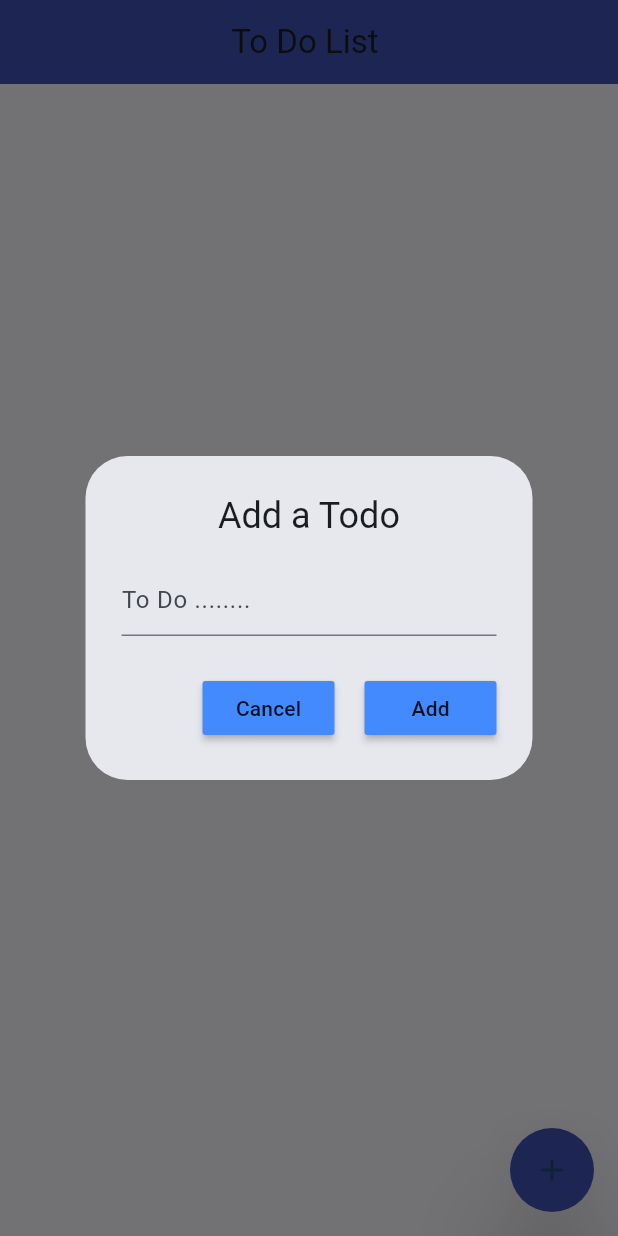
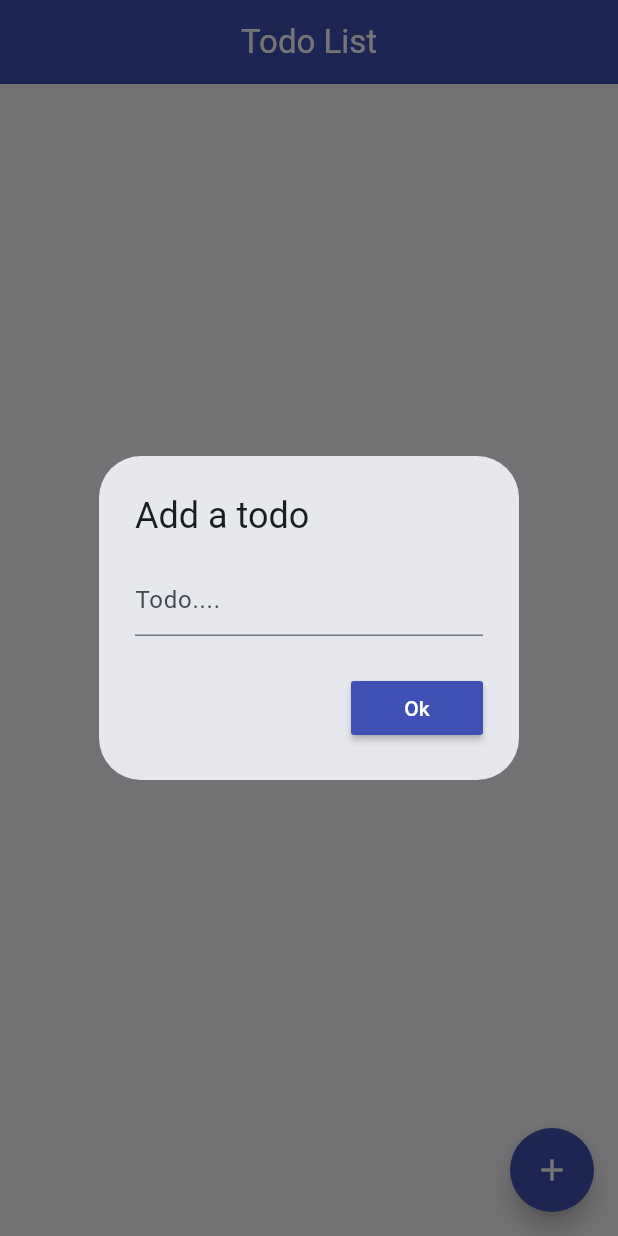
Before and after one commit to rn-byte/to_do, a Flutter app: the screen it shows after launch, after a tap on the "add" icon, on a phone screen of 412 x 824 dp. Run offline on Flutter 3.47's test engine with Material 3 defaults, Android fonts, the phone set to English and light mode, and no system bars; our stand-ins replace cloud_firestore, firebase_core; accounts and stored records are empty.

Commit message:
model class, new home page and some more chnges added

```diff
--- a/lib/main.dart
+++ b/lib/main.dart
@@ -2,14 +2,13 @@ import 'package:cloud_firestore/cloud_firestore.dart';
 import 'package:firebase_core/firebase_core.dart';
 import 'package:flutter/material.dart';
 import 'package:to_do_app/firebase_options.dart';
-import 'package:to_do_app/pages/home.dart';
+import 'package:to_do_app/pages/home_page.dart';
 
 void main() async {
   WidgetsFlutterBinding.ensureInitialized();
   await Firebase.initializeApp(
     options: DefaultFirebaseOptions.currentPlatform,
   );
-  //this helps in caching the data for faster access
   FirebaseFirestore.instance.settings = const Settings(
     persistenceEnabled: true,
   );
@@ -22,16 +21,21 @@ class MyApp extends StatelessWidget {
   @override
   Widget build(BuildContext context) {
     return MaterialApp(
+      title: 'ToDo',
+      debugShowCheckedModeBanner: false,
       darkTheme: ThemeData.dark(),
       theme: ThemeData(
         colorScheme: ColorScheme.fromSeed(
-          seedColor: const Color.fromRGBO(210, 224, 251, 1),
+          seedColor: const Color.fromRGBO(
+            210,
+            224,
+            251,
+            1,
+          ),
         ),
         useMaterial3: true,
       ),
-      title: 'To Do App',
-      debugShowCheckedModeBanner: false,
-      home: const HomePage(),
+      home: const HomePage1(),
     );
   }
 }
--- a/lib/models/to_do_model.dart
+++ b/lib/models/to_do_model.dart
@@ -1,15 +1,46 @@
 import 'package:cloud_firestore/cloud_firestore.dart';
 
-class ToDo {
+class ToDos {
   String task;
   bool isDone;
   Timestamp createdOn;
   Timestamp updatedOn;
 
-  ToDo({
+  ToDos({
     required this.task,
     required this.isDone,
     required this.createdOn,
     required this.updatedOn,
   });
+  // Named constructor to create a ToDo instance from a JSON object
+  ToDos.fromJson(Map<String, Object?> json)
+      : this(
+          task: json['task']! as String,
+          isDone: json['isDone']! as bool,
+          createdOn: json['createdOn']! as Timestamp,
+          updatedOn: json['updatedOn']! as Timestamp,
+        );
+
+  ToDos copyWith({
+    String? task,
+    bool? isDone,
+    Timestamp? createdOn,
+    Timestamp? updatedOn,
+  }) {
+    return ToDos(
+      task: task ?? this.task,
+      isDone: isDone ?? this.isDone,
+      createdOn: createdOn ?? this.createdOn,
+      updatedOn: updatedOn ?? this.updatedOn,
+    );
+  }
+
+  Map<String, Object?> toJson() {
+    return {
+      'task': task,
+      'isDone': isDone,
+      'createdOn': createdOn,
+      'updatedOn': updatedOn,
+    };
+  }
 }
--- /dev/null
+++ b/lib/pages/home_page.dart
@@ -0,0 +1,206 @@
+import 'package:cloud_firestore/cloud_firestore.dart';
+import 'package:flutter/material.dart';
+import 'package:intl/intl.dart';
+
+import '../models/to_do_model.dart';
+import '../services/database_services.dart';
+
+class HomePage1 extends StatefulWidget {
+  const HomePage1({super.key});
+
+  @override
+  State<HomePage1> createState() => _HomePage1State();
+}
+
+class _HomePage1State extends State<HomePage1> {
+  final TextEditingController _textEditingController = TextEditingController();
+  String taskName = '';
+  final _formKey = GlobalKey<FormState>();
+
+  final DatabaseService _databaseService = DatabaseService();
+
+  @override
+  Widget build(BuildContext context) {
+    return Scaffold(
+      resizeToAvoidBottomInset: false,
+      appBar: _appBar(),
+      body: _buildUI(),
+      floatingActionButton: FloatingActionButton(
+        onPressed: _displayTextInputDialog,
+        shape: RoundedRectangleBorder(borderRadius: BorderRadius.circular(30)),
+        backgroundColor: Colors.indigo,
+        child: const Icon(
+          Icons.add,
+          color: Colors.white,
+        ),
+      ),
+    );
+  }
+
+  PreferredSizeWidget _appBar() {
+    return AppBar(
+      backgroundColor: Colors.indigo,
+      centerTitle: true,
+      title: const Text(
+        "Todo List",
+        style: TextStyle(
+          color: Colors.white,
+        ),
+      ),
+    );
+  }
+
+  Widget _buildUI() {
+    return SafeArea(
+        child: Column(
+      children: [
+        _messagesListView(),
+      ],
+    ));
+  }
+
+  Widget _messagesListView() {
+    return SizedBox(
+      height: MediaQuery.of(context).size.height * 0.80,
+      width: MediaQuery.of(context).size.width,
+      child: StreamBuilder(
+        stream: _databaseService.getTodo(),
+        builder: (context, snapshot) {
+          List todos = snapshot.data?.docs ?? [];
+          if (todos.isEmpty) {
+            return const Center(
+              child: Text("Add a todo!"),
+            );
+          }
+          return ListView.builder(
+            itemCount: todos.length,
+            itemBuilder: (context, index) {
+              ToDos todo = todos[index].data();
+              String todoId = todos[index].id;
+              return Padding(
+                padding: const EdgeInsets.symmetric(
+                  vertical: 5,
+                  horizontal: 10,
+                ),
+                child: Dismissible(
+                  key: Key(todoId),
+                  onDismissed: (direction) {
+                    _databaseService.deleteTodo(todoId);
+                    ScaffoldMessenger.of(context).showSnackBar(
+                      SnackBar(
+                        duration: const Duration(seconds: 2),
+                        content: Text(
+                          'Task "${todo.task.toString()}" deleted',
+                        ),
+                        backgroundColor: Colors.grey,
+                      ),
+                    );
+                    // if (direction == DismissDirection.startToEnd ||
+                    //     direction == DismissDirection.endToStart) {
+                    //   _databaseService.deleteTodo(todoId);
+                    // }
+                  },
+                  background: const Card(
+                    color: Colors.red,
+                    child: Center(child: Text('Delete')),
+                  ),
+                  secondaryBackground: const Card(
+                    color: Colors.red,
+                    child: Center(child: Text('Delete')),
+                  ),
+                  child: Card(
+                    // color: Theme.of(context).colorScheme.primaryContainer,
+                    shape: RoundedRectangleBorder(
+                        borderRadius: BorderRadius.circular(20)),
+                    elevation: 10,
+                    child: ListTile(
+                      shape: RoundedRectangleBorder(
+                          borderRadius: BorderRadius.circular(20)),
+                      //tileColor: Theme.of(context).colorScheme.primaryContainer,
+                      title: Text(
+                        todo.task,
+                        style: TextStyle(
+                            decoration: todo.isDone
+                                ? TextDecoration.lineThrough
+                                : TextDecoration.none,
+                            decorationThickness: 3),
+                      ),
+                      subtitle: Text(
+                        'Created on: ${DateFormat("MMM d, y h:mm a").format(todo.createdOn.toDate())} Updated On : ${DateFormat("MMM d, y h:mm a").format(todo.updatedOn.toDate())}',
+                        style: const TextStyle(fontSize: 11),
+                      ),
+                      trailing: Checkbox(
+                        value: todo.isDone,
+                        onChanged: (value) {
+                          ToDos updatedTodo = todo.copyWith(
+                              isDone: !todo.isDone, updatedOn: Timestamp.now());
+                          _databaseService.updateTodo(todoId, updatedTodo);
+                        },
+                      ),
+                    ),
+                  ),
+                ),
+              );
+            },
+          );
+        },
+      ),
+    );
+  }
+
+  void _displayTextInputDialog() async {
+    return showDialog(
+      context: context,
+      builder: (context) {
+        return AlertDialog(
+          title: const Text(
+            'Add a todo',
+            //textAlign: TextAlign.center,
+          ),
+          content: Form(
+            key: _formKey,
+            child: TextFormField(
+              controller: _textEditingController,
+              decoration: const InputDecoration(
+                hintText: "Todo....",
+              ),
+              validator: (value) {
+                if (value.toString().isEmpty) {
+                  return 'Field cannot be empty';
+                } else {
+                  return null;
+                }
+              },
+              onSaved: (newValue) {
+                taskName = newValue.toString();
+              },
+            ),
+          ),
+          actions: <Widget>[
+            MaterialButton(
+              color: Colors.indigo,
+              textColor: Colors.white,
+              child: const Text('Ok'),
+              onPressed: () {
+                final isValid = _formKey.currentState!.validate();
+                if (isValid) {
+                  _formKey.currentState!.save();
+                  ToDos todo = ToDos(
+                      task: taskName.toString(),
+                      isDone: false,
+                      createdOn: Timestamp.now(),
+                      updatedOn: Timestamp.now());
+                  _databaseService.addTodo(todo);
+                  Navigator.pop(context);
+                  _textEditingController.clear();
+                } else {
+                  debugPrint('Error in provided value');
+                }
+              },
+            ),
+          ],
+        );
+      },
+    );
+  }
+}
--- /dev/null
+++ b/lib/services/database_services.dart
@@ -0,0 +1,33 @@
+import 'package:cloud_firestore/cloud_firestore.dart';
+import 'package:to_do_app/models/to_do_model.dart';
+
+const String toDoCollRef = "todo";
+
+class DatabaseService {
+  final _firestore = FirebaseFirestore.instance;
+
+  late final CollectionReference _toDoRef;
+  DatabaseService() {
+    _toDoRef = _firestore.collection(toDoCollRef).withConverter<ToDos>(
+        fromFirestore: (snapshots, _) => ToDos.fromJson(
+              snapshots.data()!,
+            ),
+        toFirestore: (todo, _) => todo.toJson());
+  }
+
+  Stream<QuerySnapshot> getTodo() {
+    return _toDoRef.snapshots();
+  }
+
+  void addTodo(ToDos todo) async {
+    await _toDoRef.add(todo);
+  }
+
+  void updateTodo(String todoId, ToDos todo) {
+    _toDoRef.doc(todoId).update(todo.toJson());
+  }
+
+  void deleteTodo(String todoId) {
+    _toDoRef.doc(todoId).delete();
+  }
+}
```
Also changed, not shown: lib/pages/home.dart (+168 -83 lines).
